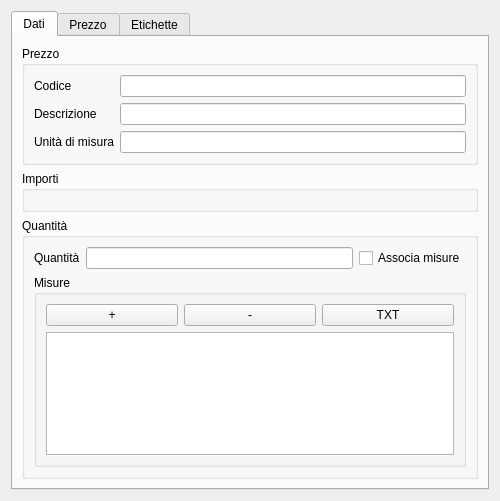
Qt form qcostgui/billitemgui.ui (mickele77/qcost) before a commit.
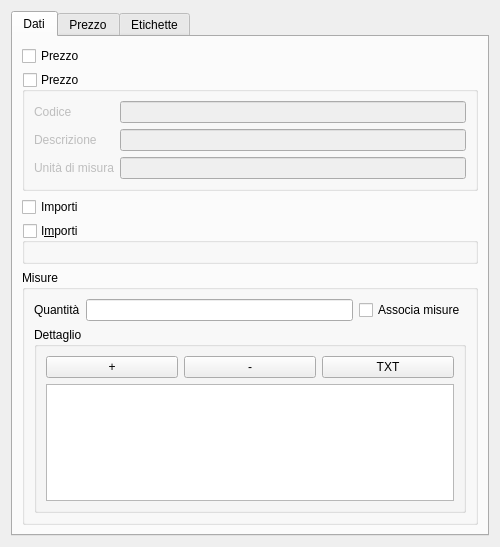
The same form after that commit.

Patch:
```diff
--- a/qcostgui/billitemgui.ui
+++ b/qcostgui/billitemgui.ui
@@ -7,7 +7,7 @@
     <x>0</x>
     <y>0</y>
     <width>500</width>
-    <height>501</height>
+    <height>547</height>
    </rect>
   </property>
   <property name="windowTitle">
@@ -24,11 +24,17 @@
        <string>Dati</string>
       </attribute>
       <layout class="QGridLayout" name="dataTabLayout">
-       <item row="0" column="0">
+       <item row="1" column="0">
         <widget class="QGroupBox" name="priceGroupBox">
          <property name="title">
           <string>Prezzo</string>
          </property>
+         <property name="checkable">
+          <bool>true</bool>
+         </property>
+         <property name="checked">
+          <bool>false</bool>
+         </property>
          <layout class="QGridLayout" name="priceDataLayout">
           <item row="0" column="1">
            <widget class="QLineEdit" name="priceCodeLineEdit">
@@ -75,18 +81,17 @@
          </layout>
         </widget>
        </item>
-       <item row="1" column="0">
-        <widget class="QGroupBox" name="amountsGroupBox">
-         <property name="title">
-          <string>Importi</string>
-         </property>
-         <layout class="QGridLayout" name="amountsDataLayout"/>
-        </widget>
-       </item>
        <item row="2" column="0">
+        <widget class="QCheckBox" name="amountsCheckBox">
+         <property name="text">
+          <string>Importi</string>
+         </property>
+        </widget>
+       </item>
+       <item row="4" column="0">
         <widget class="QGroupBox" name="valueDataGroupBox">
          <property name="title">
-          <string>Quantità</string>
+          <string>Misure</string>
          </property>
          <layout class="QGridLayout" name="valueDataLayout">
           <item row="0" column="1">
@@ -103,13 +108,6 @@
             </property>
            </widget>
           </item>
-          <item row="0" column="3">
-           <widget class="QCheckBox" name="associateLinesCheckBox">
-            <property name="text">
-             <string>Associa misure</string>
-            </property>
-           </widget>
-          </item>
           <item row="1" column="1" colspan="3">
            <widget class="QGroupBox" name="billItemLinesGroupBox">
             <property name="sizePolicy">
@@ -119,7 +117,7 @@
              </sizepolicy>
             </property>
             <property name="title">
-             <string>Misure</string>
+             <string>Dettaglio</string>
             </property>
             <layout class="QGridLayout" name="gridLayout_6">
              <item row="0" column="0">
@@ -129,13 +127,6 @@
                </property>
               </widget>
              </item>
-             <item row="0" column="1">
-              <widget class="QPushButton" name="delBillItemLinePushButton">
-               <property name="text">
-                <string>-</string>
-               </property>
-              </widget>
-             </item>
              <item row="0" column="2">
               <widget class="QPushButton" name="importBillItemMeasuresTXTPushButton">
                <property name="text">
@@ -146,12 +137,73 @@
              <item row="1" column="0" colspan="3">
               <widget class="QTableView" name="billItemLinesTableView"/>
              </item>
+             <item row="0" column="1">
+              <widget class="QPushButton" name="delBillItemLinePushButton">
+               <property name="text">
+                <string>-</string>
+               </property>
+              </widget>
+             </item>
+             <item row="2" column="0">
+              <spacer name="verticalSpacer">
+               <property name="orientation">
+                <enum>Qt::Vertical</enum>
+               </property>
+               <property name="sizeHint" stdset="0">
+                <size>
+                 <width>20</width>
+                 <height>40</height>
+                </size>
+               </property>
+              </spacer>
+             </item>
             </layout>
            </widget>
           </item>
+          <item row="2" column="1">
+           <spacer name="valueDataVertSpacer">
+            <property name="orientation">
+             <enum>Qt::Vertical</enum>
+            </property>
+            <property name="sizeHint" stdset="0">
+             <size>
+              <width>20</width>
+              <height>40</height>
+             </size>
+            </property>
+           </spacer>
+          </item>
+          <item row="0" column="3">
+           <widget class="QCheckBox" name="associateLinesCheckBox">
+            <property name="text">
+             <string>Associa misure</string>
+            </property>
+           </widget>
+          </item>
          </layout>
         </widget>
        </item>
+       <item row="3" column="0">
+        <widget class="QGroupBox" name="amountsGroupBox">
+         <property name="title">
+          <string>I&amp;mporti</string>
+         </property>
+         <property name="checkable">
+          <bool>true</bool>
+         </property>
+         <property name="checked">
+          <bool>false</bool>
+         </property>
+         <layout class="QGridLayout" name="amountsDataLayout"/>
+        </widget>
+       </item>
+       <item row="0" column="0">
+        <widget class="QCheckBox" name="priceCheckBox">
+         <property name="text">
+          <string>Prezzo</string>
+         </property>
+        </widget>
+       </item>
       </layout>
      </widget>
      <widget class="QWidget" name="priceTab">
```
Left out of the diff: 131 changed lines with no effect on the pictures.
